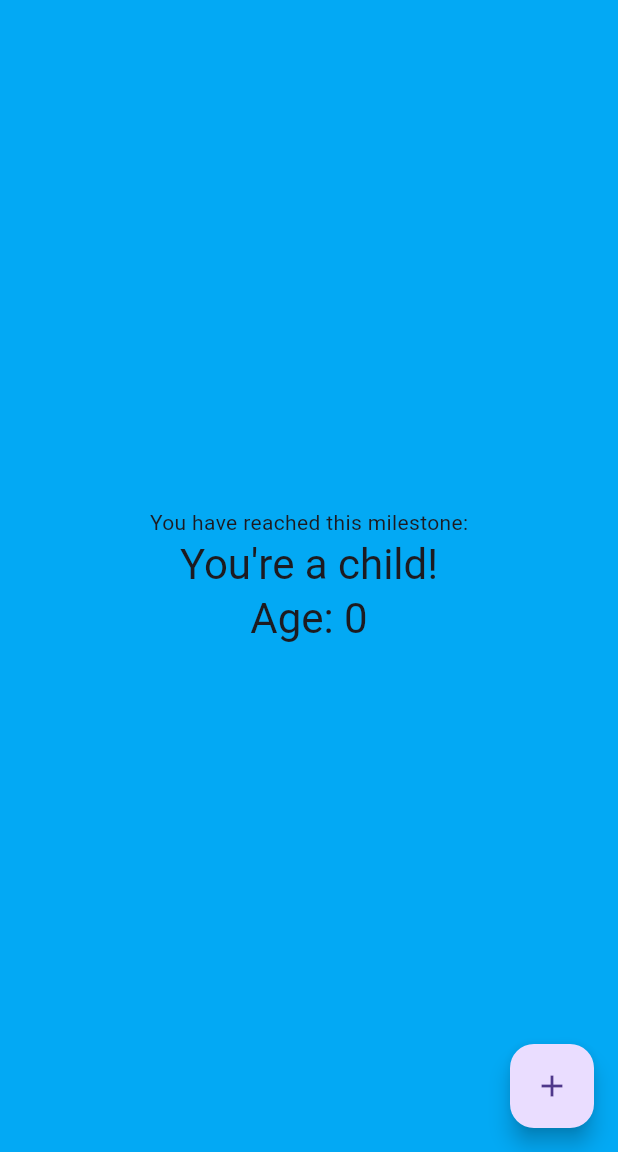
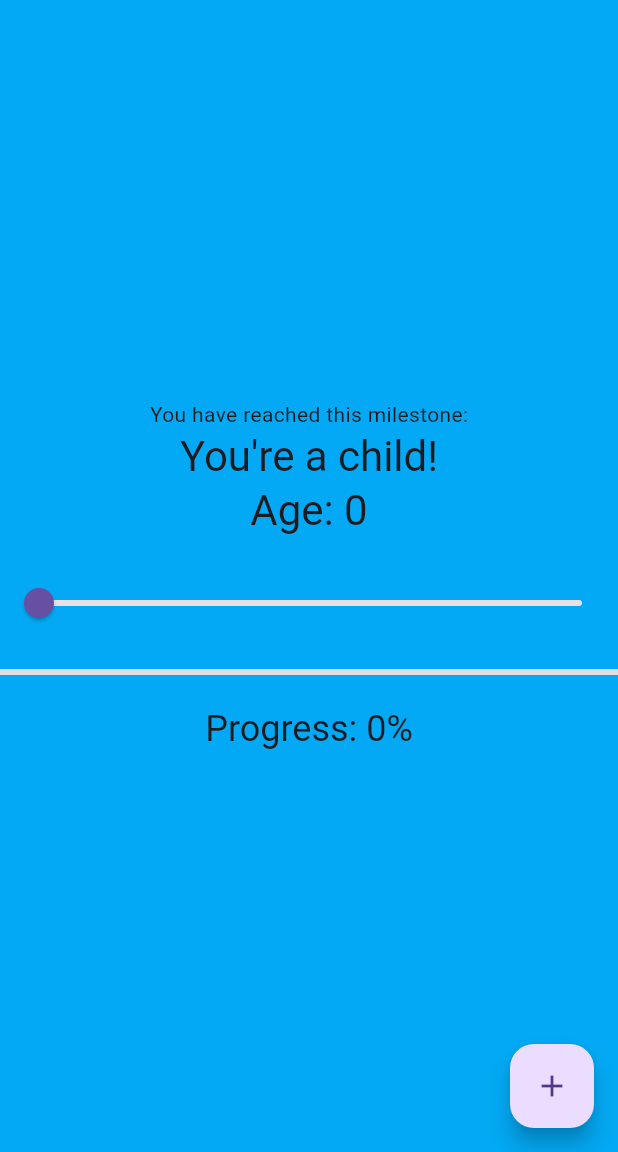
Before and after one commit to MadhuriTumulaGSU/InClassActivity_6, a Flutter app: the screen it shows after launch, on a phone screen of 412 x 824 dp, the part 84-1236 px from its top. Run offline on Flutter 3.47's test engine with Material 3 defaults, Android fonts, the phone set to English and light mode, and no system bars; missing offline and left inert: window_size.

Commit message:
age slider and progression bar

```diff
--- a/agecounter/lib/main.dart
+++ b/agecounter/lib/main.dart
@@ -43,6 +43,12 @@ class Counter with ChangeNotifier {
     notifyListeners();
   }
 
+  // Set the age directly from the slider
+  void setAge(int newAge) {
+    value = newAge;
+    notifyListeners();
+  }
+
   // Determine the milestone based on the current counter value
   String get milestoneMessage {
     if (value <= 12) {
@@ -65,11 +71,31 @@ class Counter with ChangeNotifier {
     } else if (value <= 19) {
       return Colors.lightGreen;
     } else if (value <= 30) {
-      return Color(0xFFFFF8C2);
+      return Color(0xFFFFF8C2);  // Light yellow defined with hex value
     } else if (value <= 50) {
       return Colors.orange;
     } else {
       return Colors.grey[300]!;
+    }
+  }
+
+  // Determine the color for the progress bar based on the age range
+  Color get progressBarColor {
+    if (value <= 33) {
+      return Colors.green;
+    } else if (value <= 67) {
+      return Colors.yellow;
+    } else {
+      return Colors.red;
+    }
+  }
+
+  // Calculate progress for the progress bar
+  double get progressValue {
+    if (value <= 99) {
+      return value / 99; // Normalize the age to the range 0-1 for the progress bar
+    } else {
+      return 1.0;
     }
   }
 }
@@ -115,6 +141,32 @@ class MyHomePage extends StatelessWidget {
                   'Age: ${counter.value}', // Show current age (counter value)
                   style: Theme.of(context).textTheme.headlineMedium,
                 ),
+                const SizedBox(height: 20),
+
+                // Slider to adjust age
+                Slider(
+                  value: counter.value.toDouble(),
+                  min: 0,
+                  max: 99,
+                  divisions: 99,
+                  label: '${counter.value}',
+                  onChanged: (double newValue) {
+                    counter.setAge(newValue.toInt()); // Update age based on slider
+                  },
+                ),
+                const SizedBox(height: 20),
+
+                // Progress bar with color changes based on the range
+                LinearProgressIndicator(
+                  value: counter.progressValue,
+                  backgroundColor: Colors.grey[300],
+                  valueColor: AlwaysStoppedAnimation(counter.progressBarColor),
+                ),
+                const SizedBox(height: 20),
+                Text(
+                  'Progress: ${((counter.progressValue) * 100).toStringAsFixed(0)}%',
+                  style: Theme.of(context).textTheme.headlineSmall,
+                ),
               ],
             ),
           ),
```
Also changed, not shown: 1 other file.
